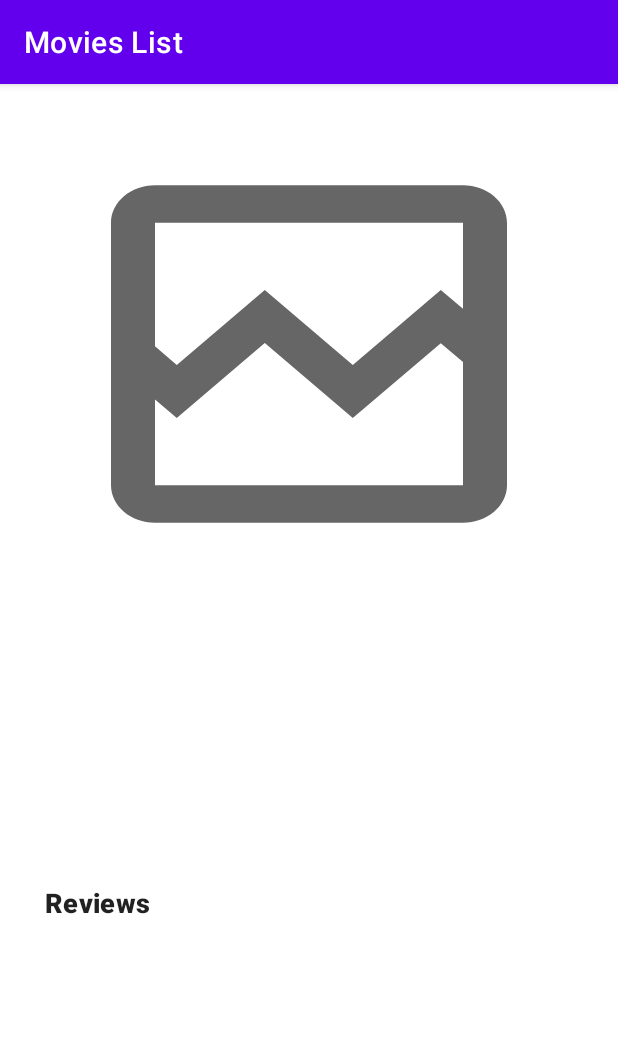
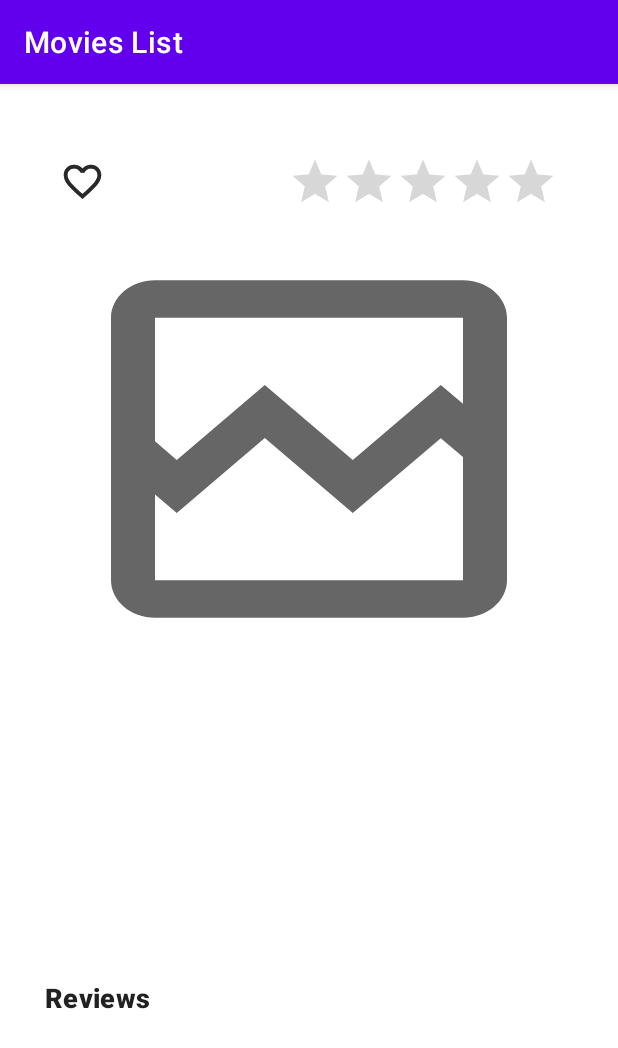
Before and after one commit to basemgit/MoviesList, an Android app: the fragment DetailsFragment placed in its activity, on a phone screen of 412 x 824 dp. Shown: the top 1048 px of the screen. Run offline under Robolectric (Android 15) with nearby library versions, the phone set to English and light mode, and no system bars; our stand-ins replace Dagger/Hilt's generated code, data binding, navigation-ui; pictures from the network do not load; 6 statements that could not run were skipped.

Commit message:
details favourite , rating , ui testing

```diff
--- a/app/src/main/java/com/basemibrahim/movieslist/ui/DetailsFragment.kt
+++ b/app/src/main/java/com/basemibrahim/movieslist/ui/DetailsFragment.kt
@@ -7,19 +7,17 @@ import android.view.View
 import android.view.ViewGroup
 import androidx.fragment.app.Fragment
 import androidx.fragment.app.activityViewModels
-import androidx.fragment.app.viewModels
 import androidx.recyclerview.widget.LinearLayoutManager
 import androidx.recyclerview.widget.RecyclerView
 import coil.load
 import com.basemibrahim.movieslist.R
-import com.basemibrahim.movieslist.data.model.api.movie.MoviesResponse
-import com.basemibrahim.movieslist.data.model.api.movie.Result
 import com.basemibrahim.movieslist.data.model.api.reviews.ResultX
 import com.basemibrahim.movieslist.data.model.api.reviews.ReviewsResponse
 import com.basemibrahim.movieslist.databinding.DetailsFragmentBinding
 import com.basemibrahim.movieslist.utils.Constants
 import com.basemibrahim.movieslist.utils.Constants.Companion.DESCRIPTION
 import com.basemibrahim.movieslist.utils.Constants.Companion.IMG
+import com.basemibrahim.movieslist.utils.Constants.Companion.Is_FAVOURITE
 import com.basemibrahim.movieslist.utils.Constants.Companion.MOVIE_ID
 import com.basemibrahim.movieslist.utils.Constants.Companion.POPULARITY
 import com.basemibrahim.movieslist.utils.Constants.Companion.RELEASE_DATE
@@ -41,6 +39,7 @@ class DetailsFragment : Fragment() {
     private lateinit var votesAverage: String
     private lateinit var popularity: String
     private var movieId = 0
+    private var isFavourite = false
 
     private var loading = true
     private var totalPages = 0
@@ -58,7 +57,8 @@ class DetailsFragment : Fragment() {
             votesAverage = it.getString(VOTES_AVERAGE).toString()
             releaseDate = it.getString(RELEASE_DATE).toString()
             popularity = it.getString(POPULARITY).toString()
-             if(it.getInt(MOVIE_ID) > 0) movieId = it.getInt(MOVIE_ID)
+            if (it.getInt(MOVIE_ID) > 0) movieId = it.getInt(MOVIE_ID)
+            isFavourite = it.getBoolean(Is_FAVOURITE)
         }
     }
 
@@ -80,15 +80,32 @@ class DetailsFragment : Fragment() {
                 error(R.drawable.ic_outline_broken_image_24)
             }
         }
-        _binding.name.text = resources.getString(R.string.name) + " : " +title
-        _binding.description.text = resources.getString(R.string.description) + " : " +description
-        _binding.releaseDate.text = resources.getString(R.string.releaseDate) + " : " +releaseDate
-        _binding.popularity.text = resources.getString(R.string.popularity) + " : " +popularity
-        _binding.votesAverage.text = resources.getString(R.string.votesAverage) + " : " +votesAverage
-        fetchResponse(movieId,page)
+        _binding.name.text = resources.getString(R.string.name) + " : " + title
+        _binding.description.text = resources.getString(R.string.description) + " : " + description
+        _binding.releaseDate.text = resources.getString(R.string.releaseDate) + " : " + releaseDate
+        _binding.popularity.text = resources.getString(R.string.popularity) + " : " + popularity
+        _binding.votesAverage.text =
+            resources.getString(R.string.votesAverage) + " : " + votesAverage
+        fetchResponse(movieId, page)
         loadMore()
+        if (isFavourite) {
+            _binding.favBtn.setBackgroundResource(R.drawable.ic_baseline_favorite_24)
+        } else {
+            _binding.favBtn.setBackgroundResource(R.drawable.ic_baseline_favorite_border_24)
+
+        }
+
+        _binding.favBtn.setOnClickListener {
+            if (isFavourite) {
+                it.setBackgroundResource(R.drawable.ic_baseline_favorite_border_24)
+                isFavourite = false
+            } else {
+                it.setBackgroundResource(R.drawable.ic_baseline_favorite_24)
+                isFavourite = true
+            }
+
+        }
     }
-
     private fun fetchResponse(movieId: Int, page: Int) {
         if (Utils.isNetworkAvailable(requireContext())) {
             mainViewModel.getReviews(movieId, page)
@@ -114,7 +131,7 @@ class DetailsFragment : Fragment() {
                         totalPages = it.total_pages
                         loading = false;
                         //  mainViewModel.saveResponseToDb(response.data)
-                        if(it.results.isEmpty())_binding.noReviews.visibility = View.VISIBLE
+                        if (it.results.isEmpty()) _binding.noReviews.visibility = View.VISIBLE
                         else _binding.noReviews.visibility = View.GONE
                         list.clear()
                         showReviews(it)
@@ -161,7 +178,7 @@ class DetailsFragment : Fragment() {
                 if (!loading && (visibleItemCount + firstVisible) >= totalItemCount && page < totalPages && dy > 0) {
                     loading = true
                     page += 1
-                    fetchResponse(page,movieId)
+                    fetchResponse(page, movieId)
                 }
             }
         })
@@ -169,5 +186,4 @@ class DetailsFragment : Fragment() {
     }
 
 
-
 }
--- a/app/src/main/java/com/basemibrahim/movieslist/ui/ListFragment.kt
+++ b/app/src/main/java/com/basemibrahim/movieslist/ui/ListFragment.kt
@@ -29,7 +29,7 @@ class ListFragment : Fragment(), MoviesAdapter.OnFavClicked {
     private lateinit var adapter: MoviesAdapter
     var list = ArrayList<Result>()
     var favouritesList = ArrayList<Result>()
-
+    private lateinit var detailsFragment: DetailsFragment
     override fun onCreate(savedInstanceState: Bundle?) {
         super.onCreate(savedInstanceState)
         setHasOptionsMenu(true)
@@ -109,7 +109,7 @@ class ListFragment : Fragment(), MoviesAdapter.OnFavClicked {
                 list.add(item)
             }
         }
-
+     //    list[0].isFavourite = true
         data.results = ArrayList()
         data.results.addAll(list)
         mainViewModel.saveMoviesResponseToDb(data)
--- a/app/src/main/java/com/basemibrahim/movieslist/ui/MoviesAdapter.kt
+++ b/app/src/main/java/com/basemibrahim/movieslist/ui/MoviesAdapter.kt
@@ -62,7 +62,8 @@ class MoviesAdapter(data: List<Result>,favList:ArrayList<Result>, internal var o
                     releaseDate = movie.release_date,
                     votesAverage = movie.vote_average.toString(),
                     popularity = movie.popularity.toString(),
-                    movieId = movie.id
+                    movieId = movie.id,
+                    isFavourite = movie.isFavourite
                 )
                 binding.root.findNavController().navigate(action)
             }
--- a/app/src/main/java/com/basemibrahim/movieslist/utils/Constants.kt
+++ b/app/src/main/java/com/basemibrahim/movieslist/utils/Constants.kt
@@ -15,6 +15,7 @@ class Constants {
         const val VOTES_AVERAGE = "votesAverage"
         const val POPULARITY = "popularity"
         const val MOVIE_ID = "movieId"
+        const val Is_FAVOURITE = "isFavourite"
 
     }
 }
--- a/app/src/main/res/layout/details_fragment.xml
+++ b/app/src/main/res/layout/details_fragment.xml
@@ -22,6 +22,33 @@
             <androidx.constraintlayout.widget.ConstraintLayout
                 android:layout_width="match_parent"
                 android:layout_height="wrap_content">
+                <ImageView
+                    android:id="@+id/favBtn"
+                    android:layout_width="30dp"
+                    android:layout_height="30dp"
+                    app:layout_constraintStart_toStartOf="parent"
+                    app:layout_constraintTop_toTopOf="parent"
+                    android:adjustViewBounds="true"
+                    android:layout_marginStart="10dp"
+                    android:layout_marginTop="20dp"
+                    android:layout_marginBottom="20dp"
+                    android:scaleType="fitXY"
+                    app:srcCompat="@drawable/ic_baseline_favorite_border_24" />
+
+                <RatingBar
+                    android:id="@+id/ratingBar"
+                    style="@style/Widget.AppCompat.RatingBar.Indicator"
+                    android:layout_width="wrap_content"
+                    android:layout_height="wrap_content"
+                    android:layout_margin="10dp"
+                    android:isIndicator="false"
+                    android:numStars="5"
+                    android:stepSize="1"
+                    app:layout_constraintBottom_toBottomOf="@+id/favBtn"
+
+                    app:layout_constraintEnd_toEndOf="parent"
+                    app:layout_constraintTop_toTopOf="@+id/favBtn" />
+
 
                 <ImageView
                     android:id="@+id/image"
@@ -31,8 +58,10 @@
                     android:scaleType="fitXY"
                     app:layout_constraintEnd_toEndOf="parent"
                     app:layout_constraintStart_toStartOf="parent"
-                    app:layout_constraintTop_toTopOf="parent"
-                    tools:src="@tools:sample/backgrounds/scenic" />
+                    app:layout_constraintTop_toBottomOf="@id/ratingBar"
+                    tools:src="@tools:sample/backgrounds/scenic"
+                    android:layout_marginTop="10dp"
+                    />
 
                 <TextView
                     android:id="@+id/name"
--- a/app/src/main/res/navigation/nav_graph.xml
+++ b/app/src/main/res/navigation/nav_graph.xml
@@ -51,5 +51,8 @@
         <argument
             android:name="movieId"
             app:argType="integer" />
+        <argument
+            android:name="isFavourite"
+            app:argType="boolean" />
     </fragment>
 </navigation>
```
Also changed, not shown: 2 other files.
